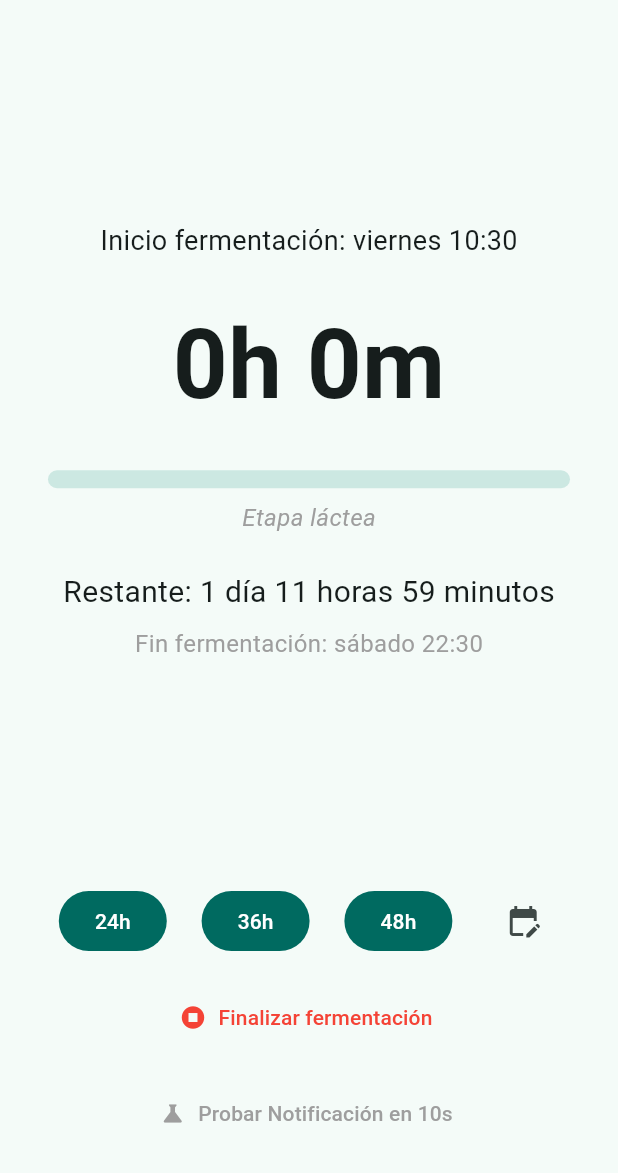
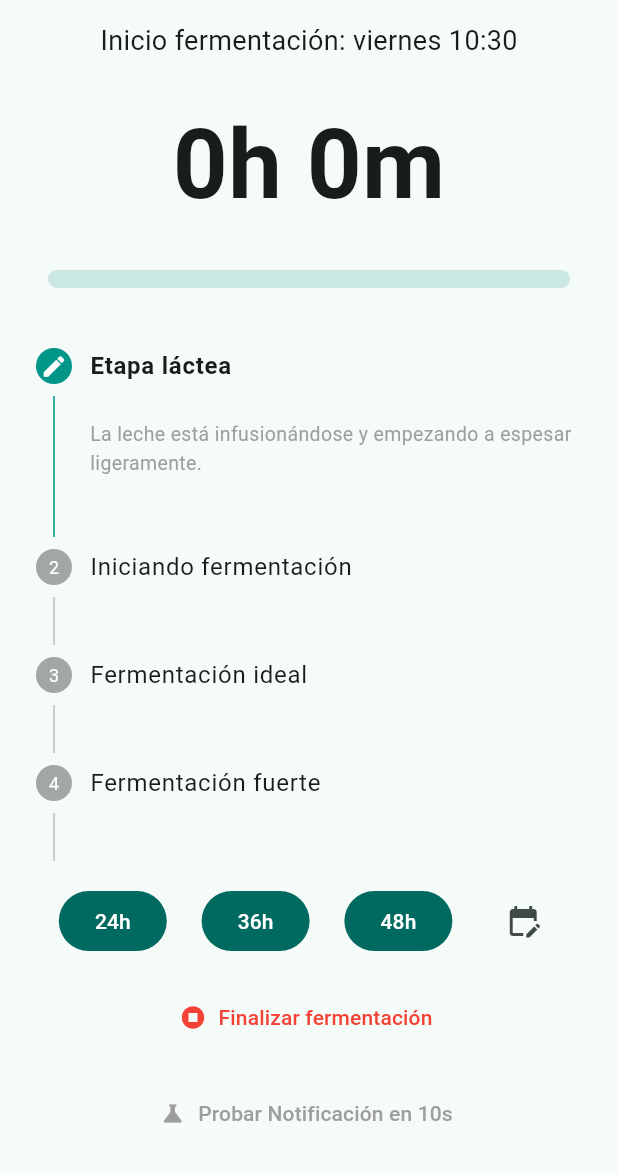
Before and after one commit to raulmoralesruiz/kefir-control, a Flutter app: the screen it shows after launch, item 2 of the bottom bar chosen, on a phone screen of 412 x 824 dp, the part 63-1236 px from its top. Run offline on Flutter 3.47's test engine with Material 3 defaults, Android fonts, the phone set to English and light mode, and no system bars; our stand-ins replace flutter_local_notifications, flutter_timezone, shared_preferences, timezone.

Commit message:
Se crea stepper con cada fase

```diff
--- /dev/null
+++ b/lib/widgets/fermentation_stepper.dart
@@ -0,0 +1,79 @@
+import 'package:flutter/material.dart';
+import '../models/fermentation.dart';
+
+class FermentationStepper extends StatelessWidget {
+  final Fermentation fermentation;
+
+  const FermentationStepper({super.key, required this.fermentation});
+
+  int _getCurrentStageIndex() {
+    final hours = fermentation.elapsed.inHours;
+    if (hours < 12) return 0;
+    if (hours < 24) return 1;
+    if (hours < 36) return 2;
+    if (hours < 48) return 3;
+    return 4;
+  }
+
+  static const List<String> _stageNames = [
+    "Etapa láctea",
+    "Iniciando fermentación",
+    "Fermentación ideal",
+    "Fermentación fuerte",
+    "Muy ácido",
+  ];
+
+  @override
+  Widget build(BuildContext context) {
+    final currentStage = _getCurrentStageIndex();
+
+    return Theme(
+      data: Theme.of(context).copyWith(
+        colorScheme: Theme.of(context).colorScheme.copyWith(
+              primary: Colors.teal,
+            ),
+      ),
+      child: Stepper(
+        physics: const NeverScrollableScrollPhysics(),
+        currentStep: currentStage.clamp(0, 4),
+        controlsBuilder: (context, details) => const SizedBox.shrink(),
+        steps: List.generate(5, (index) {
+          final isCurrent = index == currentStage;
+          return Step(
+            title: Text(
+              _stageNames[index],
+              style: TextStyle(
+                fontWeight: isCurrent ? FontWeight.bold : FontWeight.normal,
+              ),
+            ),
+            content: Text(
+              _getStageDescription(index),
+              style: const TextStyle(color: Colors.grey, fontSize: 13),
+            ),
+            isActive: index <= currentStage,
+            state: index < currentStage
+                ? StepState.complete
+                : (isCurrent ? StepState.editing : StepState.indexed),
+          );
+        }),
+      ),
+    );
+  }
+
+  String _getStageDescription(int index) {
+    switch (index) {
+      case 0:
+        return "La leche está infusionándose y empezando a espesar ligeramente.";
+      case 1:
+        return "El kéfir comienza a tomar forma con una acidez suave.";
+      case 2:
+        return "Momento perfecto para la mayoría de los gustos. Textura cremosa.";
+      case 3:
+        return "Sabor más pronunciado. Puede empezar a separarse el suero.";
+      case 4:
+        return "Sabor muy agresivo. Ideal para recetas que requieran acidez fuerte.";
+      default:
+        return "";
+    }
+  }
+}
--- a/lib/widgets/time_progress.dart
+++ b/lib/widgets/time_progress.dart
@@ -1,5 +1,6 @@
 import 'package:flutter/material.dart';
 import '../models/fermentation.dart';
+import 'fermentation_stepper.dart';
 
 class TimeProgress extends StatelessWidget {
   final Fermentation fermentation;
@@ -82,13 +83,12 @@ class TimeProgress extends StatelessWidget {
             borderRadius: BorderRadius.circular(6),
           ),
         ),
-        const SizedBox(height: 8),
-        Text(
-          fermentation.stage,
-          style: const TextStyle(
-              fontSize: 16, fontStyle: FontStyle.italic, color: Colors.grey),
-        ),
-        const SizedBox(height: 24),
+        const SizedBox(height: 16),
+        Expanded(
+          child: SingleChildScrollView(
+            child: Column(
+              children: [
+                FermentationStepper(fermentation: fermentation),
                 Text(
                   'Restante: ${_formatRemainingDuration(fermentation.remaining)}',
                   style: const TextStyle(fontSize: 20),
@@ -98,6 +98,11 @@ class TimeProgress extends StatelessWidget {
                   'Fin fermentación: ${_formatDateTime(fermentation.estimatedFinishTime)}',
                   style: const TextStyle(fontSize: 16, color: Colors.grey),
                 ),
+                const SizedBox(height: 32),
+              ],
+            ),
+          ),
+        ),
       ],
     );
   }
```
Lines whose indentation alone changed are shown as unchanged.
